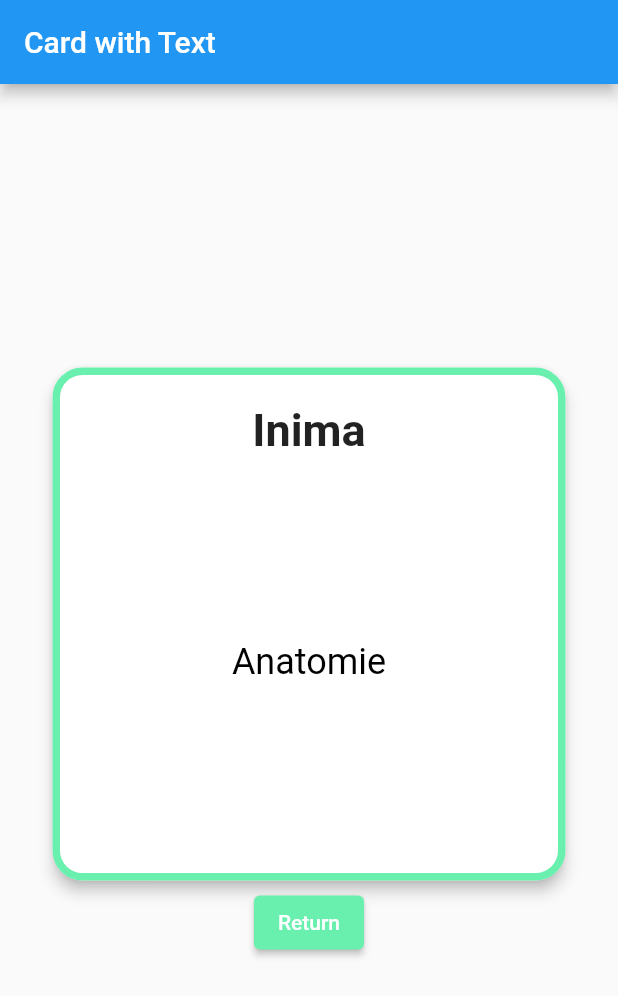
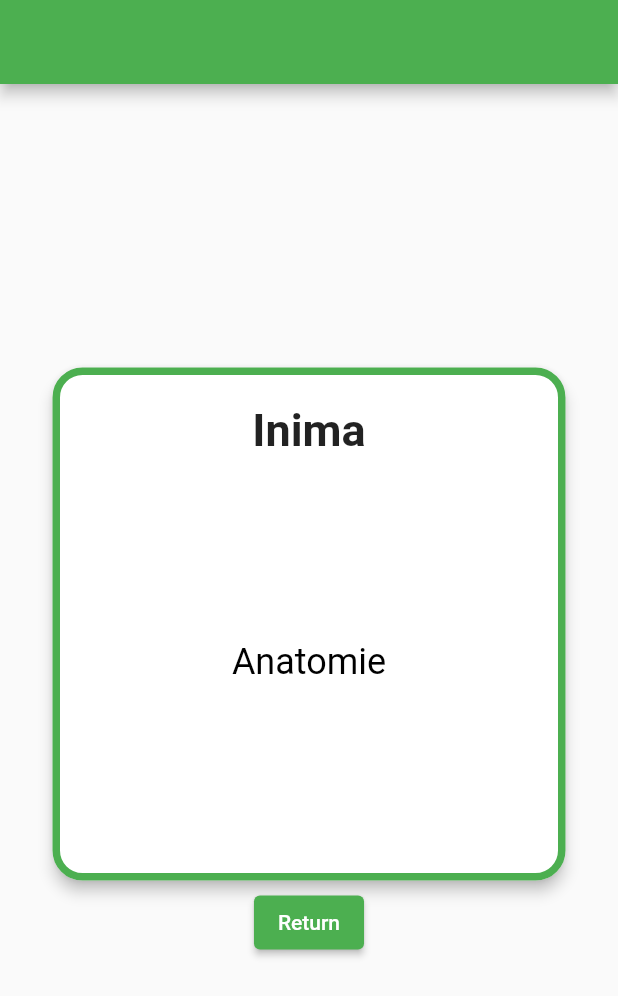
Before and after one commit to Alexandru736/AmiMemo, a Flutter app: the screen it shows after launch, after a tap on "Go to Card", on a phone screen of 412 x 824 dp. Shown: the top 996 px of the screen. Run offline on Flutter 3.47's test engine with Material 2 defaults, Android fonts, the phone set to English and light mode, and no system bars.

Commit message:
Changed color to green

```diff
--- a/lib/flipCard.dart
+++ b/lib/flipCard.dart
@@ -11,7 +11,12 @@ void main() {
   ));
 }
 
-class HomePage extends StatelessWidget {
+class HomePage extends StatefulWidget {
+  @override
+  State<HomePage> createState() => _HomePageState();
+}
+
+class _HomePageState extends State<HomePage> {
   DateTime dateTime=DateTime.now();
 
   @override
@@ -61,7 +66,8 @@ class _MyAppState extends State<MyApp> {
     return MaterialApp(
       home: Scaffold(
         appBar: AppBar(
-          title: const Text('Card with Text'),
+          backgroundColor: Colors.green,
+          //title: const Text('Card with Text'),
         ),
         body: Center(
           child: Column(
@@ -80,7 +86,7 @@ class _MyAppState extends State<MyApp> {
                   );
                 },
                 style: ElevatedButton.styleFrom(
-                  backgroundColor: Colors.greenAccent,
+                  backgroundColor: Colors.green,
                 ),
                 child: const Text('Return'),
               ),
@@ -152,7 +158,7 @@ class _MyCardState extends State<MyCard> with SingleTickerProviderStateMixin {
       color: Colors.white,
       shape: RoundedRectangleBorder(
         side: const BorderSide(
-          color: Colors.greenAccent,
+          color: Colors.green,
           width: 5,
         ),
         borderRadius: BorderRadius.circular(20.0),
@@ -190,7 +196,7 @@ class _MyCardState extends State<MyCard> with SingleTickerProviderStateMixin {
       color: Colors.white,
       shape: RoundedRectangleBorder(
         side: const BorderSide(
-          color: Colors.greenAccent,
+          color: Colors.green,
           width: 5,
         ),
         borderRadius: BorderRadius.circular(20.0),
```
